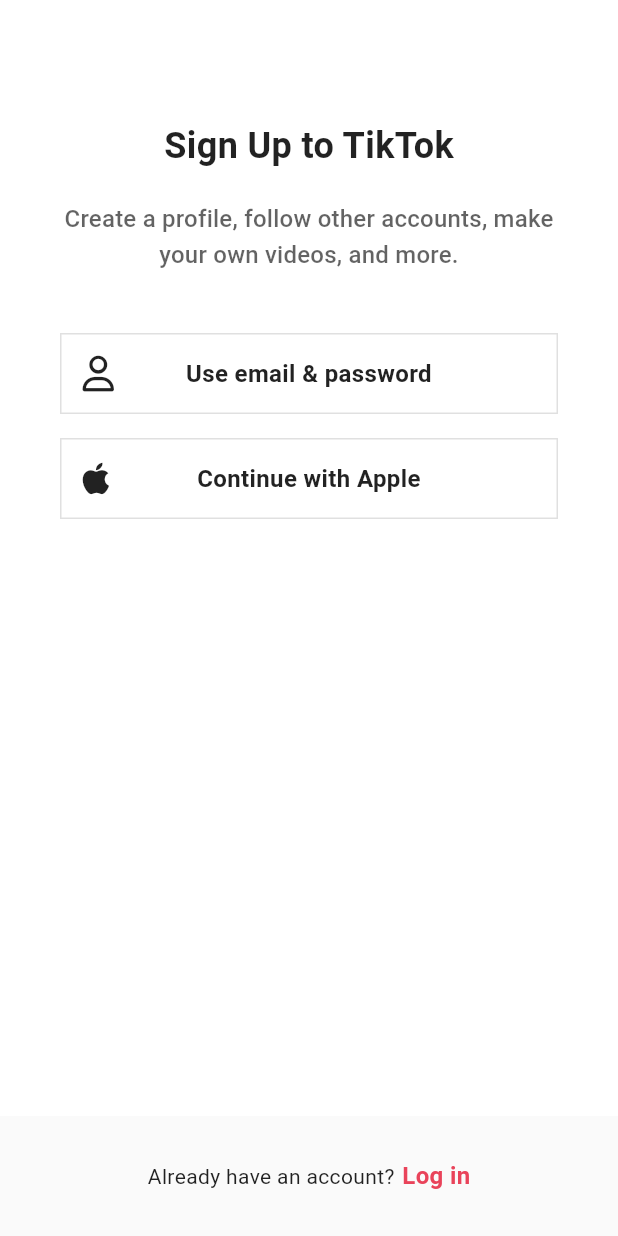
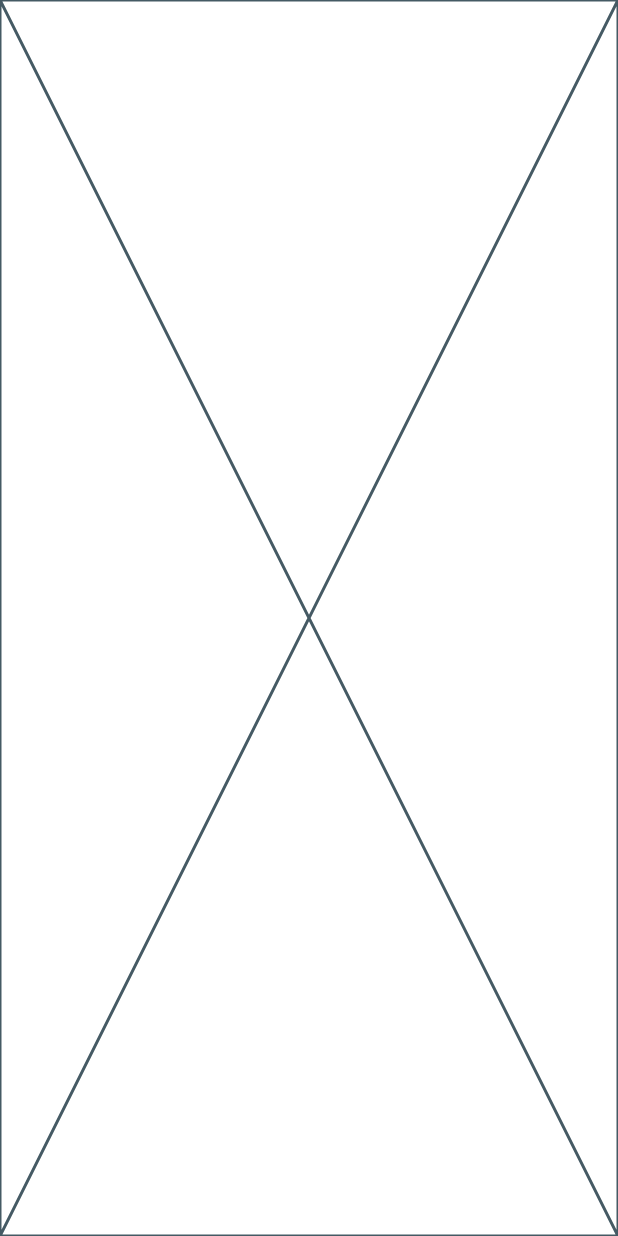
Before and after one commit to leegyuseung/tiktok-flutter, a Flutter app: the screen it shows after launch, on a phone screen of 412 x 824 dp. Run offline on Flutter 3.47's test engine with Material 3 defaults, Android fonts, the phone set to English and light mode, and no system bars; our stand-ins replace font_awesome_flutter, go_router, video_player, visibility_detector.

Commit message:
Video Recording : Installation

```diff
--- /dev/null
+++ b/lib/features/videos/video_recording_screen.dart
@@ -0,0 +1,15 @@
+import 'package:flutter/widgets.dart';
+
+class VideoRecordingScreen extends StatefulWidget {
+  const VideoRecordingScreen({super.key});
+
+  @override
+  State<VideoRecordingScreen> createState() => _VideoRecordingScreenState();
+}
+
+class _VideoRecordingScreenState extends State<VideoRecordingScreen> {
+  @override
+  Widget build(BuildContext context) {
+    return const Placeholder();
+  }
+}
--- a/lib/router.dart
+++ b/lib/router.dart
@@ -1,63 +1,11 @@
 import 'package:go_router/go_router.dart';
-import 'package:tictok_clone/features/authentication/email_screen.dart';
-import 'package:tictok_clone/features/authentication/sign_up_screen.dart';
-import 'package:tictok_clone/features/authentication/username_screen.dart';
-import 'package:tictok_clone/features/users/user_profile_screen.dart';
+import 'package:tictok_clone/features/videos/video_recording_screen.dart';
 
 final router = GoRouter(
   routes: [
     GoRoute(
-      name: SignUpScreen.routeName,
-      path: SignUpScreen.routeURL,
-      builder: (context, state) => const SignUpScreen(),
-      routes: [
-        GoRoute(
-          path: UsernameScreen.routeURL,
-          name: UsernameScreen.routeName,
-          builder: (context, state) => const UsernameScreen(),
-          routes: [
-            GoRoute(
-              name: EmailScreen.routeName,
-              path: EmailScreen.routeURL,
-              builder: (context, state) {
-                final args = state.extra as EmailScreenArgs;
-                return EmailScreen(username: args.username);
-              },
-            ),
-          ],
-        ),
-      ],
-    ),
-/*     GoRoute(
-      path: LoginScreen.routeName,
-      builder: (context, state) => const LoginScreen(),
-    ), */
-    /* GoRoute(
-      name: "username_screen",
-      path: UsernameScreen.routeName,
-      pageBuilder: (context, state) {
-        return CustomTransitionPage(
-          child: const UsernameScreen(),
-          transitionsBuilder: (context, animation, secondaryAnimation, child) {
-            return FadeTransition(
-              opacity: animation,
-              child: ScaleTransition(
-                scale: animation,
-                child: child,
-              ),
-            );
-          },
-        );
-      },
-    ), */
-
-    GoRoute(
-      path: "/users/:username",
-      builder: (context, state) {
-        final username = state.params['username'];
-        final tab = state.queryParams['show'];
-        return UserProfileScreen(username: username!, tab: tab!);
-      },
+      path: "/",
+      builder: (context, state) => const VideoRecordingScreen(),
     )
   ],
 );
--- a/pubspec.yaml
+++ b/pubspec.yaml
@@ -44,6 +44,9 @@ dependencies:
   visibility_detector: 0.3.3
   google_fonts: 4.0.1
   go_router: 6.0.2
+  camera: ^0.11.0+1
+
+  permission_handler: ^10.2.0
 
 dev_dependencies:
   flutter_test:
```
Also changed, not shown: pubspec.lock, 3 other files.
